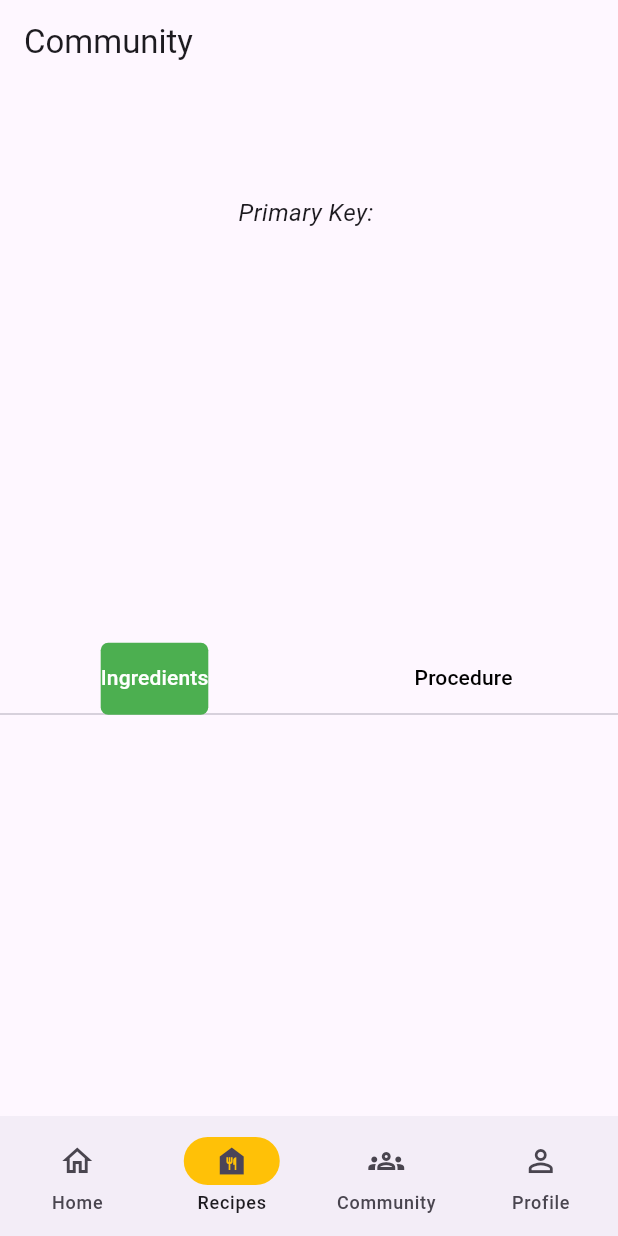
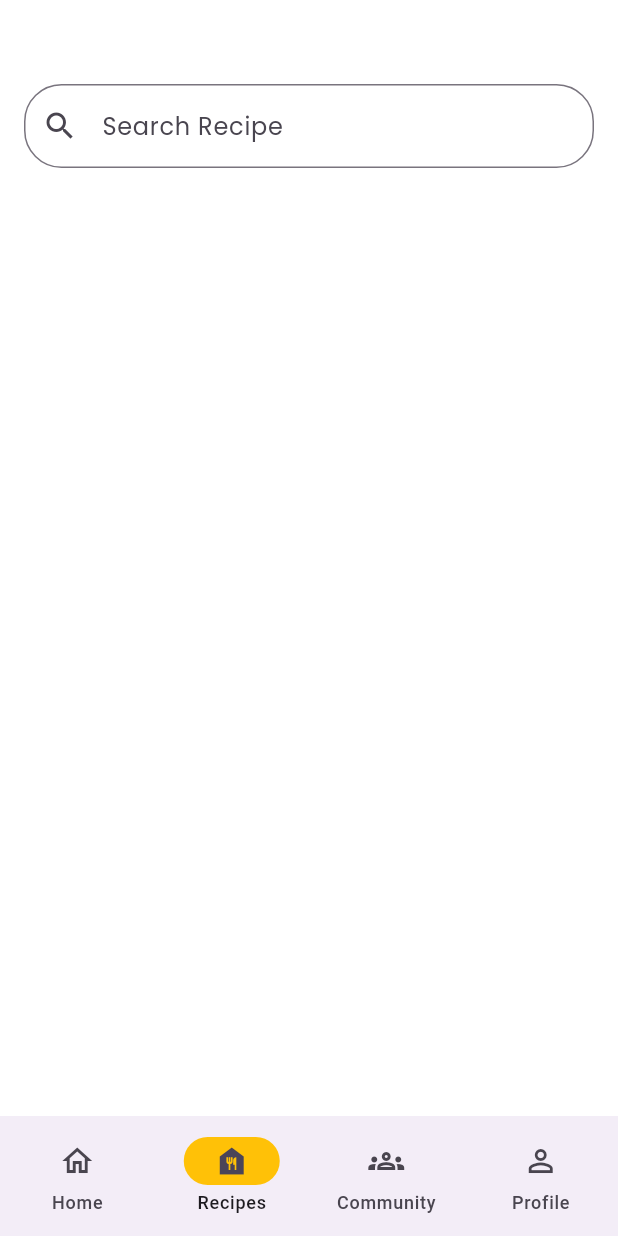
Before and after one commit to dreeew05/sheff_andrew, a Flutter app: the screen it shows once a user with an empty profile is signed in, item 2 of the bottom bar chosen, on a phone screen of 412 x 824 dp. Run offline on Flutter 3.47's test engine with Material 3 defaults, Android fonts, the light colour scheme and no system bars; our stand-ins replace carousel_slider, cloud_firestore, firebase_auth, firebase_core, firebase_storage, google_fonts and 1 more; accounts and stored records are empty.

Commit message:
Fetch recipes from Firestore

```diff
--- a/lib/backend/firestore_service.dart
+++ b/lib/backend/firestore_service.dart
@@ -28,10 +28,19 @@ class FirestoreService {
     return user?.uid;
   }
 
-  // Read Data
+  // Fetch all recipes
   Stream<QuerySnapshot> getRecipeStream() {
     final recipeStream = _recipes.snapshots();
     return recipeStream;
+  }
+
+  // Fetch relevant recipe
+  Stream<QuerySnapshot> getSearchedRecipeStream(String query) {
+    final relevantRecipeStream = _recipes
+        .where('name', isGreaterThanOrEqualTo: query)
+        .where('category', isGreaterThanOrEqualTo: query)
+        .snapshots();
+    return relevantRecipeStream;
   }
 
   // Insert Data
--- a/lib/screens/home/components/recipe_carousel.dart
+++ b/lib/screens/home/components/recipe_carousel.dart
@@ -5,6 +5,7 @@
 
 import 'package:cloud_firestore/cloud_firestore.dart';
 import 'package:flutter/material.dart';
+import 'package:google_fonts/google_fonts.dart';
 import 'package:sheff_andrew/backend/firestore_service.dart';
 import 'package:sheff_andrew/screens/home/components/featured_recipe.dart';
 
@@ -18,15 +19,16 @@ class RecipeCarousel extends StatelessWidget {
     return StreamBuilder<QuerySnapshot>(
         stream: firestoreService.getRecipeStream(),
         builder: (BuildContext context, AsyncSnapshot<QuerySnapshot> snapshot) {
-          // Guard Clauses to Prevent Mishandle of Null Data
           if (snapshot.hasError) {
-            return const Text('Something went wrong');
-          }
-
-          if (snapshot.connectionState == ConnectionState.waiting) {
+            return Center(
+              child: Text(
+                'Something went wrong',
+                style: GoogleFonts.poppins(),
+              ),
+            );
+          } else if (snapshot.connectionState == ConnectionState.waiting) {
             return const Center(child: CircularProgressIndicator());
-          }
-
+          } else if (snapshot.hasData) {
             final List recipeList = snapshot.data!.docs;
 
             return SafeArea(
@@ -40,7 +42,17 @@ class RecipeCarousel extends StatelessWidget {
                           recipe: recipe.data() as Map<String, dynamic>);
                     }).toList(),
                   ),
-                  )));
+                ),
+              ),
+            );
+          } else {
+            return Center(
+              child: Text(
+                'No data',
+                style: GoogleFonts.poppins(),
+              ),
+            );
+          }
         });
   }
 }
--- a/lib/screens/recipes/recipes_page.dart
+++ b/lib/screens/recipes/recipes_page.dart
@@ -1,120 +1,91 @@
-// Starter Code for Recipes Page
-
 import 'package:cloud_firestore/cloud_firestore.dart';
 import 'package:flutter/material.dart';
+import 'package:google_fonts/google_fonts.dart';
+import 'package:sheff_andrew/backend/firestore_service.dart';
 
 class RecipesPage extends StatefulWidget {
   const RecipesPage({super.key});
 
   @override
-  RecipesPageState createState() => RecipesPageState();
+  _RecipesPageState createState() => _RecipesPageState();
 }
 
-class RecipesPageState extends State<RecipesPage>
-    with SingleTickerProviderStateMixin {
-  late TabController _tabController;
-  String recipeName = '';
-  String ingredients = '';
-  String procedure = '';
-  String primaryKey = '';
-
-  @override
-  void initState() {
-    super.initState();
-    _tabController = TabController(length: 2, vsync: this);
-    WidgetsBinding.instance.addPostFrameCallback((_) {
-      final args = ModalRoute.of(context)!.settings.arguments as String;
-      setState(() {
-        primaryKey = args;
-      });
-      _fetchRecipeData(args);
-    });
-  }
-
-  Future<void> _fetchRecipeData(String $primaryKey) async {
-    try {
-      QuerySnapshot querySnapshot = await FirebaseFirestore.instance
-          .collection('community')
-          .where('Primary Key:', isEqualTo: $primaryKey)
-          .get();
-
-      if (querySnapshot.docs.isNotEmpty) {
-        // Fetching the recipe name from the document
-        setState(() {
-          recipeName =
-              querySnapshot.docs.first['recipeName'] ?? 'No Recipe Name';
-          ingredients =
-              querySnapshot.docs.first['ingredients'] ?? 'No Ingredients';
-          procedure = querySnapshot.docs.first['procedure'] ?? 'No Procedure';
-        });
-      } else {
-        setState(() {
-          recipeName = 'No Recipe Name';
-          ingredients = 'No Ingredients';
-          procedure = 'No Procedure';
-        });
-      }
-    } catch (e) {
-      print('Error fetching recipe data: $e');
-    }
-  }
-
-  @override
-  void dispose() {
-    _tabController.dispose();
-    super.dispose();
-  }
+class _RecipesPageState extends State<RecipesPage> {
+  final FirestoreService firestoreService = FirestoreService();
+  String _searchQuery = '';
 
   @override
   Widget build(BuildContext context) {
     return Scaffold(
-      appBar: AppBar(
-        title: const Text('Community'),
-      ),
-      body: Column(
-        children: [
-          Padding(
-            padding: const EdgeInsets.all(16.0),
-            child: Text(
-              recipeName,
-              style: TextStyle(fontSize: 24, fontWeight: FontWeight.bold),
+      backgroundColor: Colors.white,
+      // Invisible AppBar
+      appBar: null,
+      body: Padding(
+        padding: const EdgeInsets.all(16),
+        child: Column(
+          // Position of the each component is at start
+          // Change this to desired position
+          crossAxisAlignment: CrossAxisAlignment.start,
+          children: [
+            // To have a space between the notification bar and the app
+            // since there is no appBar
+            const SizedBox(height: 40),
+            TextField(
+              decoration: InputDecoration(
+                hintText: 'Search Recipe',
+                prefixIcon: const Icon(Icons.search),
+                border: OutlineInputBorder(
+                  borderRadius: BorderRadius.circular(25.0),
+                ),
+                hintStyle: GoogleFonts.poppins(),
+              ),
+              style: GoogleFonts.poppins(),
+              onChanged: (text) {
+                setState(() {
+                  _searchQuery = text;
+                });
+              },
             ),
-          ),
-          Padding(
-            padding: const EdgeInsets.all(8.0),
-            child: Text(
-              'Primary Key: $primaryKey',
-              style: TextStyle(fontSize: 16, fontStyle: FontStyle.italic),
-            ),
-          ),
-          Spacer(),
-          TabBar(
-            controller: _tabController,
-            tabs: [
-              Tab(text: 'Ingredients'),
-              Tab(text: 'Procedure'),
-            ],
-            indicator: BoxDecoration(
-              color: Colors.green, // Selected tab background color
-              borderRadius: BorderRadius.circular(5),
-            ),
-            unselectedLabelColor: Colors.black,
-            labelColor: Colors.white,
-          ),
-          Expanded(
-            child: TabBarView(
-              controller: _tabController,
-              children: [
-                Center(
-                  child: Text(ingredients),
-                ),
-                Center(
-                  child: Text(procedure),
-                ),
-              ],
-            ),
-          ),
-        ],
+            const SizedBox(height: 10),
+            Expanded(
+                child: StreamBuilder<QuerySnapshot>(
+              stream: _searchQuery.isEmpty
+                  ? firestoreService.getRecipeStream()
+                  : firestoreService.getSearchedRecipeStream(_searchQuery),
+              builder: (BuildContext context,
+                  AsyncSnapshot<QuerySnapshot> snapshot) {
+                if (snapshot.hasError) {
+                  return Center(
+                    child: Text(
+                      'Something went wrong',
+                      style: GoogleFonts.poppins(),
+                    ),
+                  );
+                } else if (snapshot.connectionState ==
+                    ConnectionState.waiting) {
+                  return const Center(child: CircularProgressIndicator());
+                } else if (snapshot.hasData) {
+                  final List recipeList = snapshot.data!.docs;
+
+                  return ListView.builder(
+                      itemCount: recipeList.length,
+                      itemBuilder: (context, index) {
+                        final recipe =
+                            recipeList[index].data() as Map<String, dynamic>;
+                        return Text(recipe['name']);
+                      });
+                } else {
+                  return Center(
+                    child: Text(
+                      'No data',
+                      style: GoogleFonts.poppins(),
+                    ),
+                  );
+                }
+              },
+            ))
+          ],
+        ),
       ),
     );
   }
```
Lines whose indentation alone changed are shown as unchanged.
